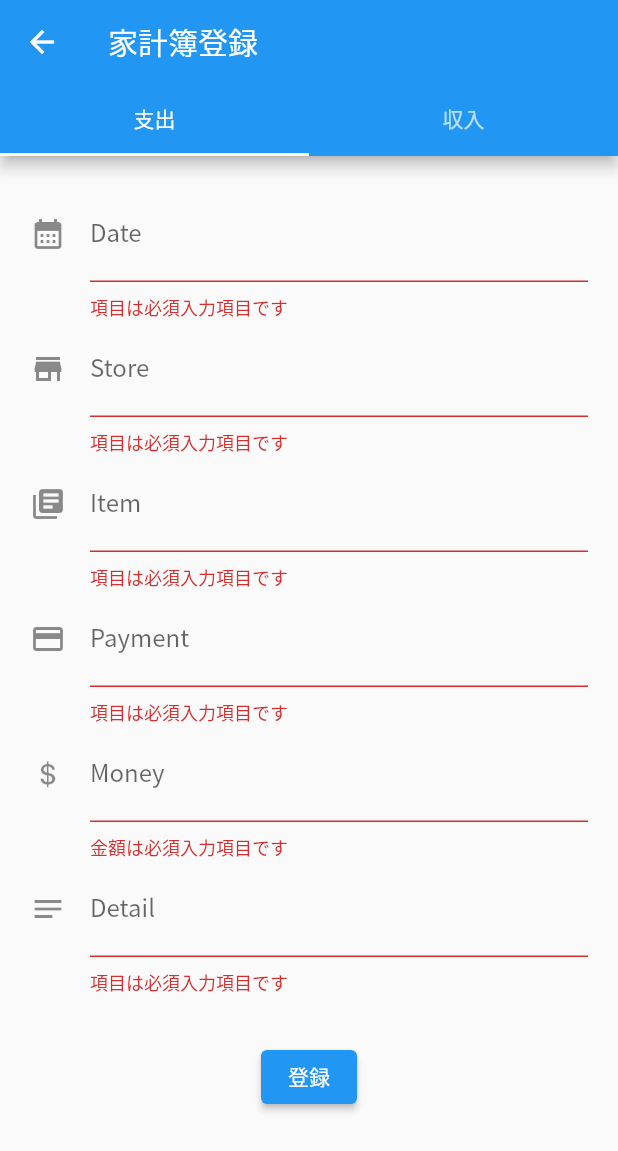
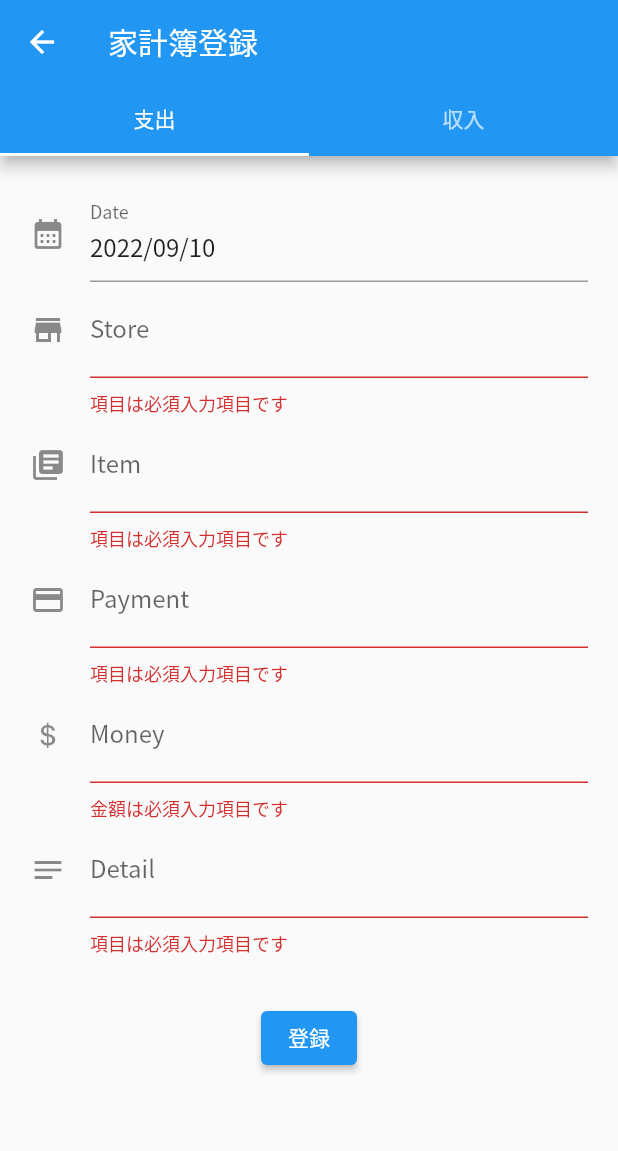
Before and after one commit to kewpie134134/account-book, a Flutter app: the InputFormPage screen opened directly, after a tap on "登録", on a phone screen of 412 x 824 dp. Shown: the top 1151 px of the screen. Run offline on Flutter 3.47's test engine with Material 2 defaults, Android fonts, the phone set to English and light mode, and no system bars; our stand-ins replace cloud_firestore, firebase_core, fl_chart, flutter_riverpod; accounts and stored records are empty.

```diff
--- a/lib/pages/input_form.dart
+++ b/lib/pages/input_form.dart
@@ -18,7 +18,9 @@ class InputFormPage extends StatelessWidget {
       "", IncomeSpendingType.spending.name, "", "", "", "", 0, "");
 
   // TextFormField で DatePicker を利用する
-  final TextEditingController textEditingController = TextEditingController();
+  final TextEditingController textEditingController = TextEditingController(
+    text: DateFormat("yyyy/MM/dd").format(DateTime.now()),
+  );
 
   @override
   Widget build(BuildContext context, [bool mounted = true]) {
@@ -127,7 +129,11 @@ class InputFormPage extends StatelessWidget {
       },
       validator: (value) {
         if (value == null || value.isEmpty) {
-          return "項目は必須入力項目です";
+          return "日付は必須入力項目です";
+        }
+        if (!RegExp(r"^[0-9]{4}/(0[1-9]|1[0-2])/(0[1-9]|[12][0-9]|3[01])$")
+            .hasMatch(value)) {
+          return "日付の形式は yyyy/mm/dd の形式です";
         }
         return null;
       },
```
